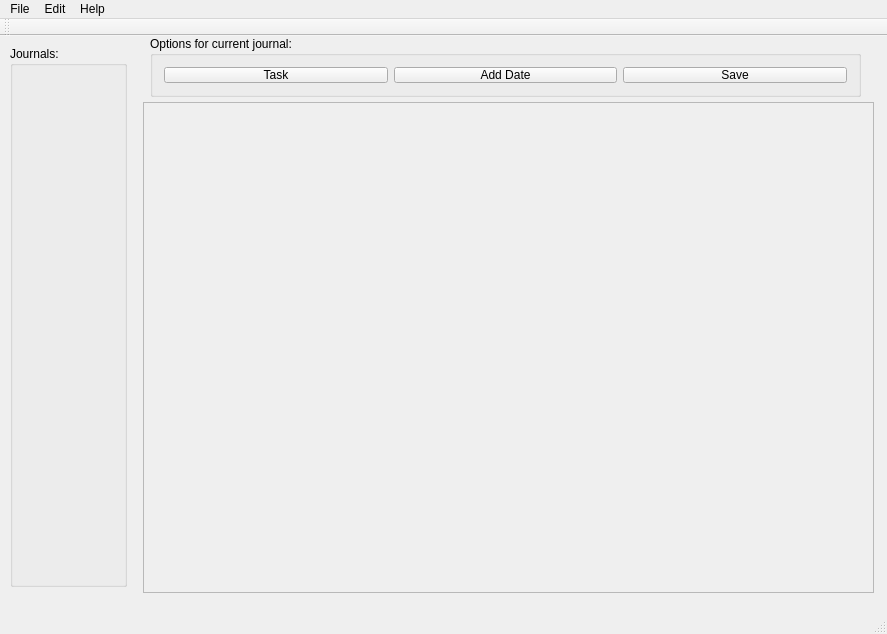
Above: mainwindow.ui from aBluePawn/JournalManager before the change. Below: the same form after it.
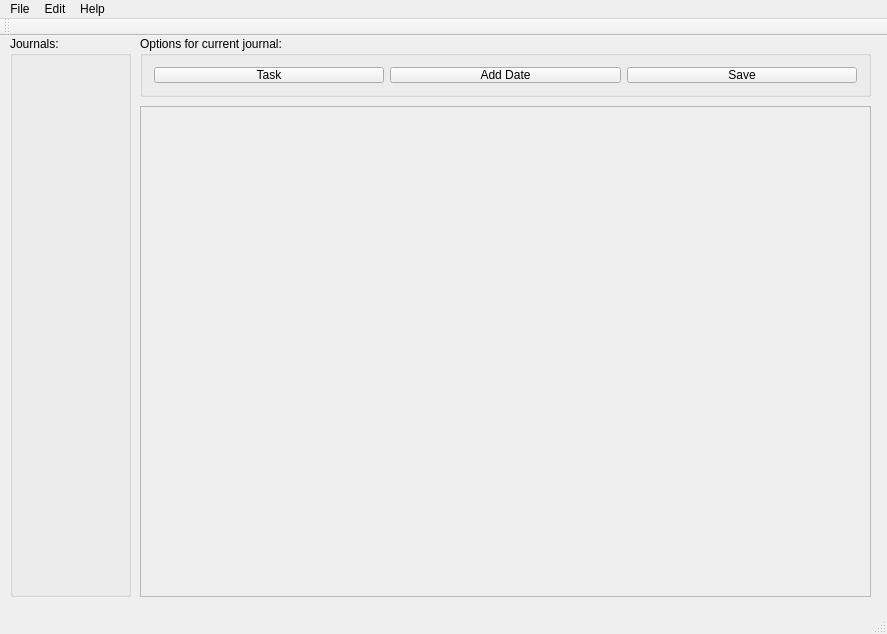
That is the form after the change.

Patch:
```diff
--- a/mainwindow.ui
+++ b/mainwindow.ui
@@ -23,8 +23,8 @@
     </property>
     <property name="geometry">
      <rect>
-      <x>143</x>
-      <y>66</y>
+      <x>140</x>
+      <y>70</y>
       <width>731</width>
       <height>491</height>
      </rect>
@@ -41,9 +41,9 @@
     <property name="geometry">
      <rect>
       <x>10</x>
-      <y>10</y>
-      <width>117</width>
-      <height>541</height>
+      <y>0</y>
+      <width>121</width>
+      <height>561</height>
      </rect>
     </property>
     <property name="title">
@@ -54,9 +54,9 @@
    <widget class="QGroupBox" name="groupBox_2">
     <property name="geometry">
      <rect>
-      <x>150</x>
+      <x>140</x>
       <y>0</y>
-      <width>711</width>
+      <width>731</width>
       <height>61</height>
      </rect>
     </property>
```
